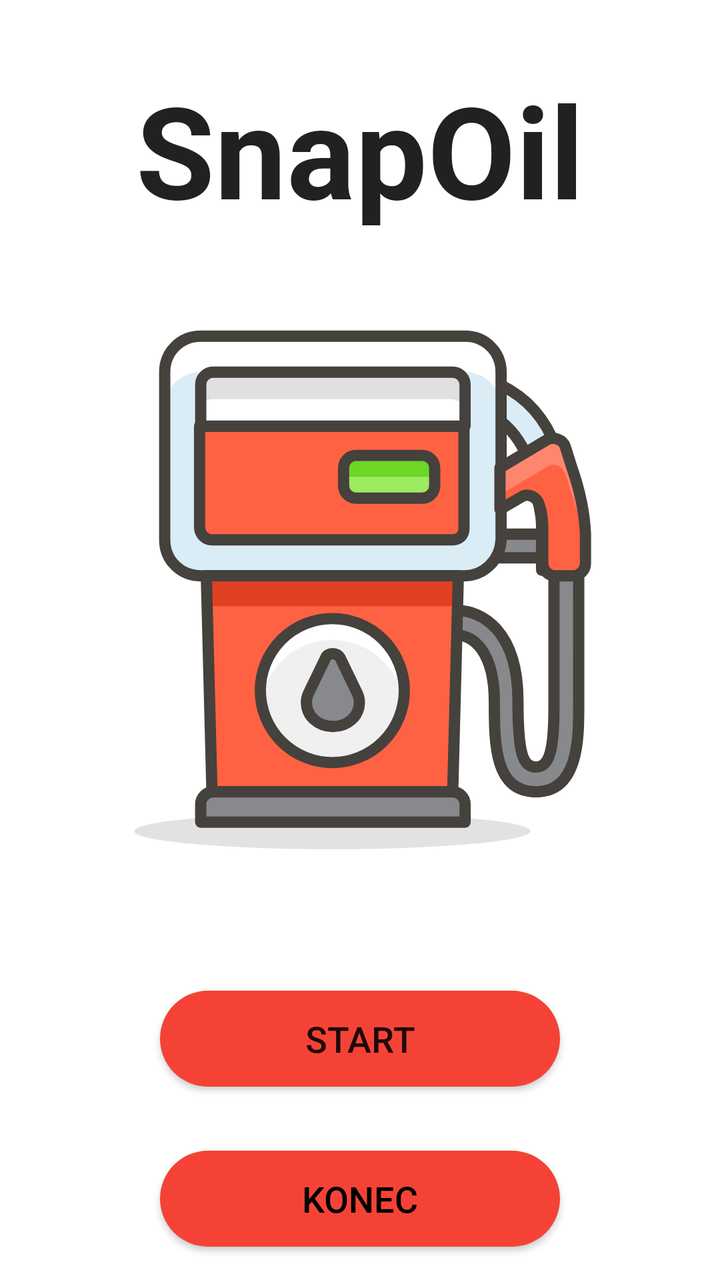
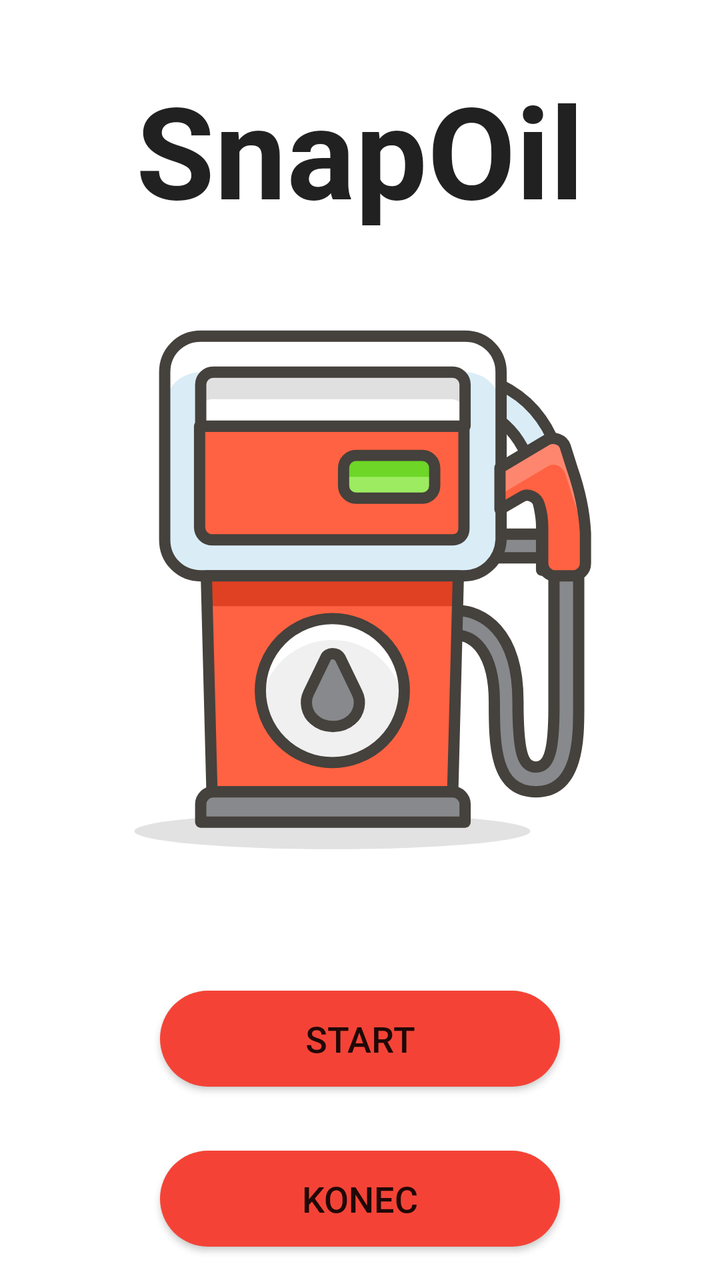

The first picture is an Android layout as it rendered before a commit; the second is the same layout after the commit. The layout source and the unified diff follow.
<!-- AndroidManifest.xml: application theme Theme.SnapOil -->
<!-- res/layout/activity_main.xml -->
<?xml version="1.0" encoding="utf-8"?>
<androidx.constraintlayout.widget.ConstraintLayout xmlns:android="http://schemas.android.com/apk/res/android"
    xmlns:app="http://schemas.android.com/apk/res-auto"
    xmlns:tools="http://schemas.android.com/tools"
    android:layout_width="match_parent"
    android:layout_height="match_parent"
    tools:context=".view.MainActivity">

    <TextView
        android:id="@+id/titleText"
        android:layout_width="wrap_content"
        android:layout_height="wrap_content"
        android:layout_marginTop="32dp"
        android:fontFamily="@font/roboto"
        android:text="@string/main_title"
        android:textAppearance="@style/TextAppearance.AppCompat.Large"
        android:textSize="64sp"
        android:textStyle="bold"
        app:layout_constraintEnd_toEndOf="parent"
        app:layout_constraintStart_toStartOf="parent"
        app:layout_constraintTop_toTopOf="parent" />

    <ImageView
        android:id="@+id/logoImageView"
        android:layout_width="270dp"
        android:layout_height="270dp"
        android:layout_marginTop="44dp"
        android:contentDescription="@string/gas_station"
        app:layout_constraintEnd_toEndOf="parent"
        app:layout_constraintHorizontal_bias="0.496"
        app:layout_constraintStart_toStartOf="parent"
        app:layout_constraintTop_toBottomOf="@+id/titleText"
        app:srcCompat="@drawable/gas_station" />

    <androidx.appcompat.widget.AppCompatButton
        android:id="@+id/startBtn"
        android:layout_width="200dp"
        android:layout_height="wrap_content"
        android:layout_marginTop="64dp"
        android:layout_marginBottom="32dp"
        android:background="@drawable/rounded_rectangle"
        android:fontFamily="@font/roboto_medium"
        android:text="@string/start_btn_text"
        android:textSize="18sp"
        app:layout_constraintBottom_toTopOf="@+id/endBtn"
        app:layout_constraintEnd_toEndOf="parent"
        app:layout_constraintStart_toStartOf="parent"
        app:layout_constraintTop_toBottomOf="@+id/logoImageView"
        tools:ignore="TextContrastCheck" />

    <androidx.appcompat.widget.AppCompatButton
        android:id="@+id/endBtn"
        android:layout_width="200dp"
        android:layout_height="wrap_content"
        android:layout_marginTop="32dp"
        android:background="@drawable/rounded_rectangle"
        android:fontFamily="@font/roboto_medium"
        android:text="@string/end_btn_text"
        android:textColor="#000000"
        android:textSize="18sp"
        app:layout_constraintEnd_toEndOf="parent"
        app:layout_constraintStart_toStartOf="parent"
        app:layout_constraintTop_toBottomOf="@+id/startBtn"
        tools:ignore="TextContrastCheck" />

</androidx.constraintlayout.widget.ConstraintLayout>
<!-- resources referenced by this layout -->
<resources>
  <!-- drawable gas_station: vector/xml drawable (drawable, 6444 chars, omitted) -->
  <!-- drawable rounded_rectangle (drawable) -->
  <?xml version="1.0" encoding="utf-8"?>
  <shape xmlns:android="http://schemas.android.com/apk/res/android"
      android:shape="rectangle">
  
      <corners android:radius="50dp"/>
  
      <solid android:color="@color/red_500"/>
      <padding
          android:bottom="10dp"
          android:left="25dp"
          android:right="25dp"
          android:top="10dp"/>
  
  </shape>
  <string name="end_btn_text">Konec</string>
  <string name="gas_station">Logo čerpací stanice</string>
  <string name="main_title">SnapOil</string>
  <string name="start_btn_text">Start</string>
  <style name="Theme.SnapOil" parent="Theme.MaterialComponents.DayNight.DarkActionBar">
          
          <item name="colorPrimary">@color/purple_500</item>
          <item name="colorPrimaryVariant">@color/purple_700</item>
          <item name="colorOnPrimary">@color/white</item>
          
          <item name="colorSecondary">@color/teal_200</item>
          <item name="colorSecondaryVariant">@color/teal_700</item>
          <item name="colorOnSecondary">@color/black</item>
          
          <item name="android:statusBarColor">?attr/colorPrimaryVariant</item>
          
      </style>
  <color name="red_500">#F44336</color>
  <color name="purple_500">#FF6200EE</color>
  <color name="purple_700">#FF3700B3</color>
  <color name="white">#FFFFFFFF</color>
  <color name="teal_200">#FF03DAC5</color>
  <color name="teal_700">#FF018786</color>
  <color name="black">#FF000000</color>
</resources>

<!-- the commit's change to res/layout/activity_main.xml (unified diff, before → after) -->
@@ -56,7 +56,6 @@
         android:background="@drawable/rounded_rectangle"
         android:fontFamily="@font/roboto_medium"
         android:text="@string/end_btn_text"
-        android:textColor="#000000"
         android:textSize="18sp"
         app:layout_constraintEnd_toEndOf="parent"
         app:layout_constraintStart_toStartOf="parent"
